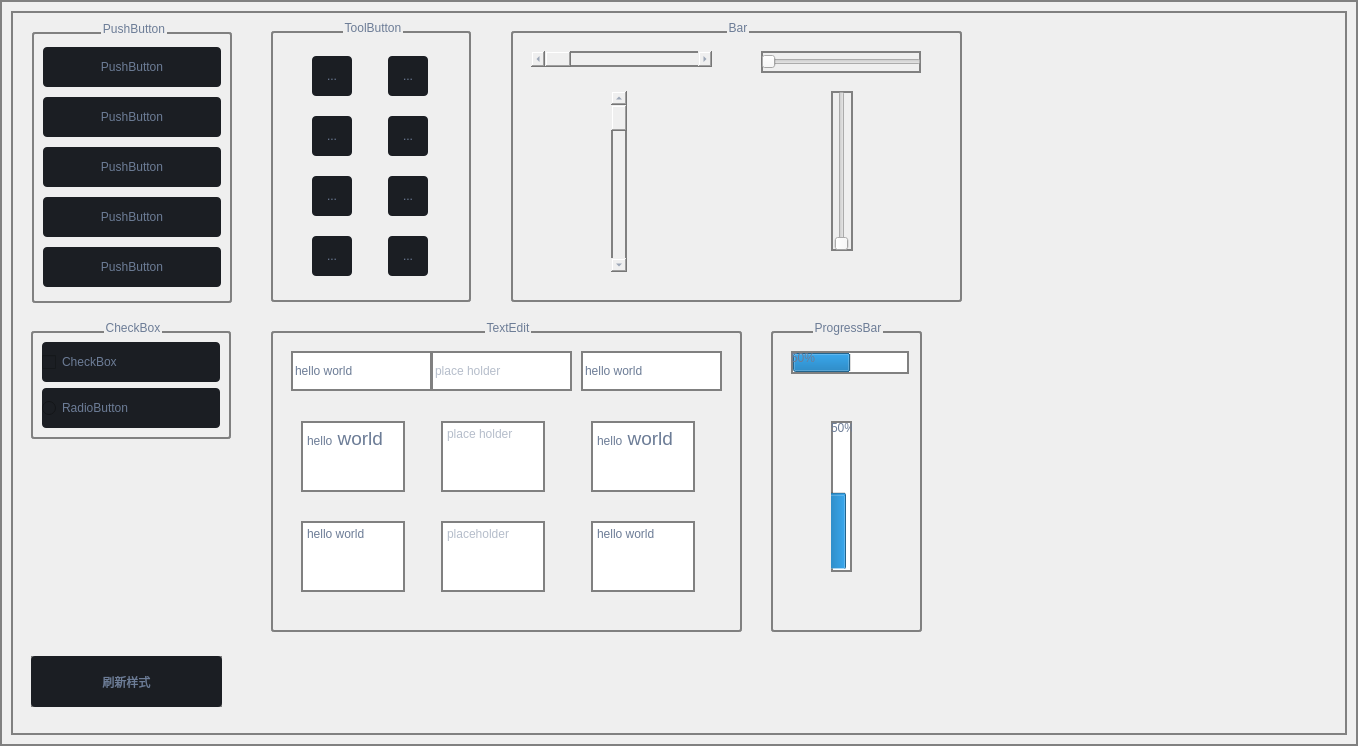
Old version of the form src/perfcat/modules/widgets/ui_widgets.ui in the repository kaluluosi/PerformanceCatcher.
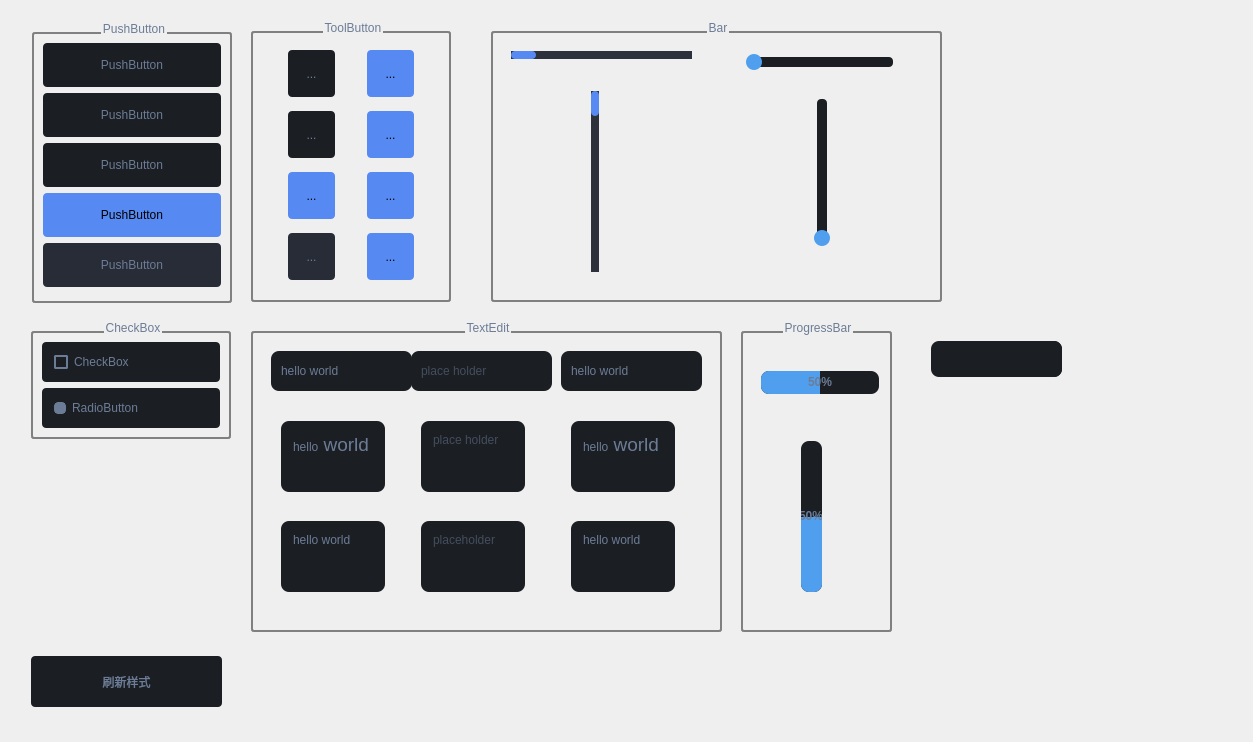
New version of the form. Icons and pictures are not drawn.

Commit message: 完成QCombobox等控件的样式

Patch:
```diff
--- a/src/perfcat/modules/widgets/ui_widgets.ui
+++ b/src/perfcat/modules/widgets/ui_widgets.ui
@@ -6,8 +6,8 @@
    <rect>
     <x>0</x>
     <y>0</y>
-    <width>1358</width>
-    <height>746</height>
+    <width>1253</width>
+    <height>742</height>
    </rect>
   </property>
   <property name="windowTitle">
@@ -19,17 +19,186 @@
     <normalon>:/icon_b/svg_blue/stack.svg</normalon>:/icon_w/svg_white/stack.svg</iconset>
   </property>
   <property name="styleSheet">
-   <string notr="true">QAbstractButton{
-background-color:#1b1e23;
-border:none;
-border-radius:4;
-}
-
-* {
-	border: 2px solid gray; 
+   <string notr="true">*{
+    border-radius:8;
     color:#6c7c96;
 }
 
+#container {
+background-color:#2c313c;
+}
+
+#left_menu_frame{
+background-color:#1b1e23;
+}
+
+#title_bar_frame{
+background-color:#343b48;
+}
+
+#status_bar_frame{
+background-color:#343b48;
+}
+
+#content_frame{
+background-color:#343b48;
+}
+
+#setting_frame {
+background-color:#3c4454;
+}
+
+#left_column_frame {
+background-color:#343b48;
+}
+
+/* 侧边菜单栏样式 */
+
+#LeftMenu {
+background-color: #005dfd;
+}
+
+#LeftMenu QPushButton {
+background-color:#1b1e23;
+height:40;
+text-align:left;
+padding-left:15;
+padding-top:2;
+padding-bottom:2;
+color:#6b7884;
+}
+
+#LeftMenu QPushButton:hover{
+background-color:#21252d;
+}
+
+#LeftMenu QPushButton:pressed{
+background-color:#2c313c;
+}
+
+#LeftMenu QPushButton:checked{
+background-color:#2c313c;
+}
+
+#LeftMenu QPushButton:focus{
+border:none;
+}
+
+
+#LeftMenu #bottom{
+border-top:1 solid #272c36;
+border-radius: 0;
+}
+
+#LeftMenu #nav_menu {
+border-top:1 solid #272c36;
+border-radius: 0；
+}
+
+#LeftMenu #scrollArea,#scrollAreaWidgetContents_3{
+background-color:#1b1e23;
+border:none;
+}
+
+#LeftMenu #btn_toggle:checked{
+background-color:#21252d;
+}
+
+
+/* 标题栏样式 */
+
+#TitleBar #bg{
+background-color:#343b48;
+border-radius:8;
+}
+
+#TitleBar #logo {
+border: 1px solid #3c4454;
+padding-right:10px;
+border-top:none;
+border-bottom:none;
+border-left:none;
+margin-right:5px;
+border-radius:0;
+}
+
+#TitleBar  #logo_title{
+color:#77b3f1;
+font-size:20px;
+font-weight:bold;
+}
+
+#TitleBar  #lb_title{
+font-size:14px;
+color:#6c7c96;
+}
+
+#TitleBar  QToolButton{
+background-color:#343b48;
+border:none;
+border-radius:4;
+padding: 4;
+}
+
+#TitleBar QToolButton:hover,
+#TitleBar QToolButton:checked{
+background-color:#3c4454;
+}
+
+
+#TitleBar QToolButton:pressed{
+background-color:#e2e9f7;
+}
+
+#TitleBar #tool{
+border:1px solid #3c4454;
+border-top:none;
+border-bottom:none;
+margin-right:5px;
+border-radius:0;
+}
+
+
+#LeftColumn{
+background-color:#343b48;
+}
+
+#LeftColumn #top{
+background-color: #3c4454;
+}
+
+#leftColumn #icon{
+
+}
+
+#LeftColumn #title{
+color:#6c7c96;
+}
+
+#LeftColumn QToolButton{
+border:none;
+padding:4;
+background-color: #3c4454;
+}
+
+#LeftColumn #btn_close:hover{
+background-color:#343b48;
+}
+
+#LeftColumn #btn_close:pressed{
+background-color:#1b1e23;
+}
+
+
+/* 通用控件 */
+
+QToolTip { 
+color:#6b7884;
+background-color: #1b1e23; 
+border-left: 2px solid #4f9fee;
+border-radius: 8px;
+}
+
 QGroupBox{
 	border: 2px solid gray; 
     border-radius: 3px; 
@@ -41,7 +210,316 @@
 	subcontrol-origin: border;
 	margin-top:-20px;
 
-} 
+}
+
+/* Button */
+QAbstractButton{
+background-color:#1b1e23;
+border:none;
+border-radius:4;
+padding: 4;
+outline:none;
+width:36;
+height:36;
+}
+
+QAbstractButton:hover,
+QAbstractButton:checked{
+background-color:#21252d;
+}
+
+
+QAbstractButton:pressed{
+background-color:#272c36;
+}
+
+QAbstractButton:disabled{
+background-color: #272c36;
+}
+
+QAbstractButton:checked{
+background-color:#568af2;
+color:black;
+}
+
+QAbstractButton:focus{
+border: 2px solid #568af2;
+}
+
+QAbstractButton[style~='success']:checked{
+    background-color: #67c23a;
+}
+QAbstractButton[style~='warning']:checked{
+    background-color: #e6a23c;
+}
+QAbstractButton[style~='danger']:checked{
+    background-color: #f56c6c;
+}
+QAbstractButton[style~='info']:checked{
+    background-color: #909399;
+}
+
+
+/* CheckBox */
+
+QCheckBox::indicator{
+    border:2px solid #6c7c96;
+    border-radius: 2px;
+    width:10px;
+    height:10px;
+    margin-left:8px;
+}
+
+QCheckBox::indicator:checked{
+    border:2px solid black;
+    image: url(:/icon/svg/checkmark.svg);
+}
+
+QRadioButton::indicator{
+    border:1px solid #6c7c96;
+    background-color:#6c7c96;
+    border-radius: 4px;
+    width:10px;
+    height:10px;
+    margin-left:8px;
+}
+
+QRadioButton::indicator:checked{
+    border:1px solid #fff;
+    background-color:black;
+}
+
+/* TextEdit */
+QPlainTextEdit,
+QTextEdit,
+QLineEdit{
+    background-color: #1b1e23;
+    padding:8px;
+}
+
+QPlainTextEdit:focus,
+QTextEdit:focus,
+QLineEdit:focus{
+    border: 2px solid #568af2;
+}
+
+QPlainTextEdit:read-only,
+QTextEdit:read-only,
+QLineEdit:read-only{
+    border:none;
+}
+
+/* ProgressBar */
+QProgressBar{
+    background-color: #1b1e23;
+    text-align:center;
+    font-weight: bold;
+}
+
+QProgressBar::chunk:horizontal{
+    background-color: #4f9fee;
+    border-radius: 8px;
+    border-top-right-radius: 0;
+    border-bottom-right-radius:0;
+}
+QProgressBar::chunk:vertical{
+    background-color: #4f9fee;
+    border-radius: 8px;
+    border-top-left-radius: 0;
+    border-top-right-radius:0;
+}
+
+
+/* ScrollBar */
+QScrollBar:horizontal{
+    background-color: #2c313c;
+    border-radius: 0;
+    border:none;
+    max-height: 8px;
+}
+
+QScrollBar::handle:horizontal{
+    background-color:#568af2;
+    border-radius:4px;
+    min-width: 25px;
+}
+
+QScrollBar::add-page:horizontal{
+    background-color:none;
+}
+QScrollBar::sub-page:horizontal{
+    background-color:none;
+}
+
+QScrollBar::add-line:horizontal{
+    background-color:#272c36;
+    border:none;
+    width:0px;
+    border-top-right-radius: 4px;
+    border-bottom-right-radius: 4px;
+    subcontrol-posistion:right;
+    subcontrol-origin:margin;
+}
+QScrollBar::sub-line:horizontal{
+    background-color:#272c36;
+    border:none;
+    width:0px;
+    border-top-right-radius: 4px;
+    border-bottom-right-radius: 4px;
+    subcontrol-posistion:right;
+    subcontrol-origin:margin;
+}
+
+/* Vertical */
+QScrollBar:vertical{
+    background-color: #2c313c;
+    border-radius: 0;
+    border:none;
+    max-width: 8px;
+}
+
+QScrollBar::handle:vertical{
+    background-color:#568af2;
+    border-radius:4px;
+    min-height: 25px;
+}
+
+QScrollBar::add-page:vertical{
+    background-color:none;
+}
+QScrollBar::sub-page:vertical{
+    background-color:none;
+}
+
+QScrollBar::add-line:vertical{
+    background-color:#272c36;
+    border:none;
+    width:0px;
+    border-top-right-radius: 4px;
+    border-top-left-radius: 4px;
+    subcontrol-posistion:right;
+    subcontrol-origin:margin;
+}
+QScrollBar::sub-line:vertical{
+    background-color:#272c36;
+    border:none;
+    width:0px;
+    border-top-right-radius: 4px;
+    border-top-left-radius: 4px;
+    subcontrol-posistion:right;
+    subcontrol-origin:margin;
+}
+
+
+/* Slider */
+
+QSlider:horizontal{
+    margin:8;
+}
+
+QSlider::groove:horizontal{
+    background-color: #1b1e23;
+    border-radius: 4px;
+    margin:0px;
+    height: 10px;
+}
+QSlider::groove:horizontal:hover{
+    background-color: #21252d;
+}
+
+QSlider::handle:horizontal{
+    border:none;
+    height:16px;
+    width:16px;
+    margin: -3px;
+    border-radius: 8px;
+    background-color: #4f9fee;
+}
+
+QSlider:vertical{
+    margin:8;
+}
+
+QSlider::groove:vertical{
+    background-color: #1b1e23;
+    border-radius: 4px;
+    margin:0px;
+    width: 10px;
+}
+QSlider::groove:vertical:hover{
+    background-color: #21252d;
+}
+
+QSlider::handle:vertical{
+    border:none;
+    height:16px;
+    width:16px;
+    margin: -3px;
+    border-radius: 8px;
+    background-color: #4f9fee;
+}
+
+
+/* ComboBox */
+
+QComboBox{
+    background-color: #1b1e23;
+    padding:8px;
+    selection-background-color:transparent;
+}
+
+QComboBox::drop-down{
+    border-top-right-radius: 8px;
+    border-bottom-right-radius: 8px;
+    subcontrol-origin:padding;
+    subcontrol-position:center right;
+    background-color:#1b1e23;
+    width:10px;
+    padding:10px;
+}
+
+QComboBox::drop-down:hover{
+    background-color:black;
+}
+
+QComboBox::down-arrow{
+    image:url(:/icon_w/svg_white/circle-down.svg);
+    width: 18px;
+    height:18px;
+}
+
+
+/* TabWidget */
+QTabWidget::pane { /* The tab widget frame */
+    border-top: 2px solid #1b1e23;
+    background-color:#1b1e23;
+    border-radius: 8px;
+    border-top-left-radius:0px;
+}
+
+QTabWidget::tab-bar {
+    left: 0px; /* move to the right by 5px */
+}
+
+/* Style the tab using the tab sub-control. Note that
+    it reads QTabBar _not_ QTabWidget */
+QTabBar::tab {
+    background: #1b1e23;
+    border-bottom-color: #1b1e23; 
+    border-top-left-radius: 8px;
+    border-top-right-radius: 8px;
+    min-width: 8ex;
+    padding: 8px;
+}
+
+QTabBar::tab:selected, QTabBar::tab:hover {
+    background: #568af2;
+    color:black;
+}
+
+QTabBar::tab:!selected {
+    margin-top: 2px; /* make non-selected tabs look smaller */
+}
 </string>
   </property>
   <layout class="QVBoxLayout" name="verticalLayout">
@@ -87,7 +565,7 @@
      <widget class="QGroupBox" name="groupBox_2">
       <property name="geometry">
        <rect>
-        <x>250</x>
+        <x>230</x>
         <y>10</y>
         <width>220</width>
         <height>291</height>
@@ -300,7 +778,7 @@
      <widget class="QGroupBox" name="groupBox_3">
       <property name="geometry">
        <rect>
-        <x>490</x>
+        <x>470</x>
         <y>10</y>
         <width>471</width>
         <height>291</height>
@@ -321,7 +799,7 @@
          <x>30</x>
          <y>30</y>
          <width>181</width>
-         <height>16</height>
+         <height>8</height>
         </rect>
        </property>
        <property name="orientation">
@@ -333,7 +811,7 @@
         <rect>
          <x>110</x>
          <y>70</y>
-         <width>16</width>
+         <width>8</width>
          <height>181</height>
         </rect>
        </property>
@@ -418,7 +896,7 @@
      <widget class="QGroupBox" name="groupBox_5">
       <property name="geometry">
        <rect>
-        <x>250</x>
+        <x>230</x>
         <y>310</y>
         <width>491</width>
         <height>321</height>
@@ -582,42 +1060,10 @@
        </property>
       </widget>
      </widget>
-     <widget class="QProgressBar" name="progressBar">
-      <property name="geometry">
-       <rect>
-        <x>780</x>
-        <y>340</y>
-        <width>118</width>
-        <height>23</height>
-       </rect>
-      </property>
-      <property name="value">
-       <number>50</number>
-      </property>
-      <property name="orientation">
-       <enum>Qt::Horizontal</enum>
-      </property>
-     </widget>
-     <widget class="QProgressBar" name="progressBar_2">
-      <property name="geometry">
-       <rect>
-        <x>820</x>
-        <y>410</y>
-        <width>21</width>
-        <height>151</height>
-       </rect>
-      </property>
-      <property name="value">
-       <number>50</number>
-      </property>
-      <property name="orientation">
-       <enum>Qt::Vertical</enum>
-      </property>
-     </widget>
      <widget class="QGroupBox" name="groupBox_6">
       <property name="geometry">
        <rect>
-        <x>750</x>
+        <x>720</x>
         <y>310</y>
         <width>171</width>
         <height>321</height>
@@ -626,6 +1072,38 @@
       <property name="title">
        <string>ProgressBar</string>
       </property>
+      <widget class="QProgressBar" name="progressBar_2">
+       <property name="geometry">
+        <rect>
+         <x>70</x>
+         <y>120</y>
+         <width>21</width>
+         <height>151</height>
+        </rect>
+       </property>
+       <property name="value">
+        <number>50</number>
+       </property>
+       <property name="orientation">
+        <enum>Qt::Vertical</enum>
+       </property>
+      </widget>
+      <widget class="QProgressBar" name="progressBar">
+       <property name="geometry">
+        <rect>
+         <x>30</x>
+         <y>50</y>
+         <width>118</width>
+         <height>23</height>
+        </rect>
+       </property>
+       <property name="value">
+        <number>50</number>
+       </property>
+       <property name="orientation">
+        <enum>Qt::Horizontal</enum>
+       </property>
+      </widget>
      </widget>
      <widget class="QGroupBox" name="groupBox">
       <property name="geometry">
@@ -775,6 +1253,31 @@
        </item>
       </layout>
      </widget>
+     <widget class="QComboBox" name="comboBox">
+      <property name="geometry">
+       <rect>
+        <x>920</x>
+        <y>330</y>
+        <width>131</width>
+        <height>36</height>
+       </rect>
+      </property>
+      <property name="minimumSize">
+       <size>
+        <width>0</width>
+        <height>36</height>
+       </size>
+      </property>
+      <property name="editable">
+       <bool>false</bool>
+      </property>
+      <property name="currentText">
+       <string/>
+      </property>
+      <property name="modelColumn">
+       <number>0</number>
+      </property>
+     </widget>
     </widget>
    </item>
   </layout>
```
The commit also changes 19 other files.
